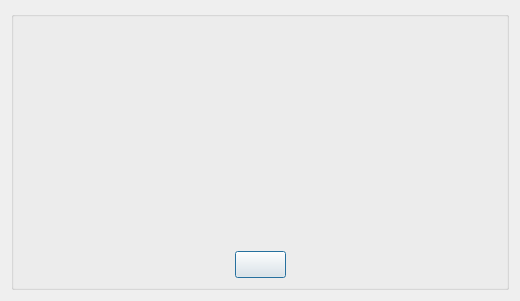
This is Contor/licence.ui in cagavriloaie/WFlowLab as Qt 5 draws it before an edit. The edited form follows.
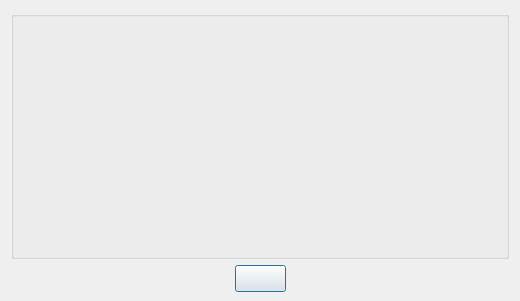
This is the edited form. Icons and pictures are not drawn.

```diff
--- a/Contor/licence.ui
+++ b/Contor/licence.ui
@@ -29,7 +29,16 @@
    <iconset resource="resourcescontor.qrc">
     <normaloff>:/images/icons8-blur-80.png</normaloff>:/images/icons8-blur-80.png</iconset>
   </property>
-  <layout class="QHBoxLayout" name="horizontalLayout_2">
+  <widget class="QWidget" name="verticalLayoutWidget">
+   <property name="geometry">
+    <rect>
+     <x>11</x>
+     <y>11</y>
+     <width>498</width>
+     <height>281</height>
+    </rect>
+   </property>
+   <layout class="QVBoxLayout" name="verticalLayout_2">
    <item>
     <widget class="QGroupBox" name="groupBox">
      <property name="title">
@@ -223,7 +232,10 @@
         </item>
        </layout>
       </item>
-      <item row="1" column="0">
+      </layout>
+     </widget>
+    </item>
+    <item>
        <layout class="QHBoxLayout" name="horizontalLayout">
         <item>
          <spacer name="horizontalSpacer">
@@ -267,8 +279,6 @@
       </item>
      </layout>
     </widget>
-   </item>
-  </layout>
  </widget>
  <resources>
   <include location="resourcescontor.qrc"/>
```
Lines whose indentation alone changed are shown as unchanged.
